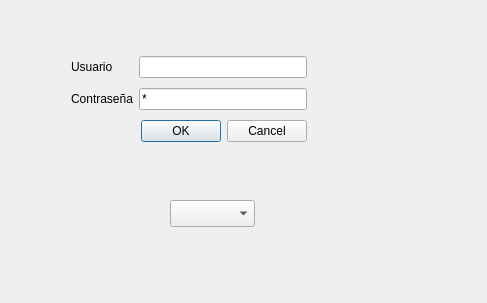
This is src/uis/autenticarse.ui in sergiomona89/qtInventory as Qt 5 draws it before an edit. The edited form follows.
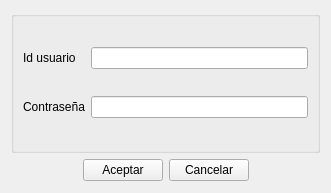
This is the edited form.

The edit to the form file:
```diff
--- a/src/uis/autenticarse.ui
+++ b/src/uis/autenticarse.ui
@@ -1,76 +1,90 @@
 <?xml version="1.0" encoding="UTF-8"?>
 <ui version="4.0">
  <class>Autenticarse</class>
- <widget class="QDialog" name="Autenticarse">
+ <widget class="QWidget" name="Autenticarse">
   <property name="geometry">
    <rect>
     <x>0</x>
     <y>0</y>
-    <width>487</width>
-    <height>303</height>
+    <width>331</width>
+    <height>193</height>
    </rect>
   </property>
   <property name="windowTitle">
-   <string>Autenticacion</string>
-  </property>
-  <widget class="QWidget" name="layoutWidget">
-   <property name="geometry">
-    <rect>
-     <x>71</x>
-     <y>52</y>
-     <width>236</width>
-     <height>95</height>
-    </rect>
+   <string>Form</string>
    </property>
    <layout class="QGridLayout" name="gridLayout">
+   <item row="0" column="0" colspan="4">
+    <widget class="QGroupBox" name="groupBox">
+     <property name="title">
+      <string/>
+     </property>
+     <layout class="QGridLayout" name="gridLayout_2">
     <item row="0" column="0">
      <widget class="QLabel" name="label">
       <property name="text">
-       <string>Usuario</string>
+         <string>Id usuario</string>
       </property>
      </widget>
     </item>
-    <item row="0" column="2">
-     <widget class="QLineEdit" name="lineEdit"/>
-    </item>
-    <item row="1" column="0" colspan="2">
+      <item row="0" column="1">
+       <widget class="QLineEdit" name="IdUsuarioLineEdit"/>
+      </item>
+      <item row="1" column="0">
      <widget class="QLabel" name="label_2">
       <property name="text">
        <string>Contraseña</string>
       </property>
      </widget>
     </item>
+      <item row="1" column="1">
+       <widget class="QLineEdit" name="ContrasenaLineEdit"/>
+      </item>
+     </layout>
+    </widget>
+   </item>
+   <item row="1" column="0">
+    <spacer name="horizontalSpacer">
+     <property name="orientation">
+      <enum>Qt::Horizontal</enum>
+     </property>
+     <property name="sizeHint" stdset="0">
+      <size>
+       <width>68</width>
+       <height>23</height>
+      </size>
+     </property>
+    </spacer>
+   </item>
+   <item row="1" column="1">
+    <widget class="QPushButton" name="AceptarPushButton">
+     <property name="text">
+      <string>Aceptar</string>
+     </property>
+    </widget>
+   </item>
     <item row="1" column="2">
-     <widget class="QLineEdit" name="lineEdit_2">
-      <property name="inputMask">
-       <string>*; </string>
+    <widget class="QPushButton" name="CancelarPushButton">
+     <property name="text">
+      <string>Cancelar</string>
       </property>
      </widget>
     </item>
-    <item row="2" column="1" colspan="2">
-     <widget class="QDialogButtonBox" name="buttonBox">
-      <property name="standardButtons">
-       <set>QDialogButtonBox::Cancel|QDialogButtonBox::Ok</set>
-      </property>
-     </widget>
+   <item row="1" column="3">
+    <spacer name="horizontalSpacer_2">
+     <property name="orientation">
+      <enum>Qt::Horizontal</enum>
+     </property>
+     <property name="sizeHint" stdset="0">
+      <size>
+       <width>67</width>
+       <height>23</height>
+      </size>
+     </property>
+    </spacer>
     </item>
    </layout>
   </widget>
-  <widget class="QComboBox" name="comboBox">
-   <property name="geometry">
-    <rect>
-     <x>170</x>
-     <y>200</y>
-     <width>85</width>
-     <height>27</height>
-    </rect>
-   </property>
-  </widget>
- </widget>
- <tabstops>
-  <tabstop>lineEdit</tabstop>
-  <tabstop>lineEdit_2</tabstop>
- </tabstops>
  <resources/>
  <connections>
   <connection>
```
Left out of the diff: 35 changed lines with no effect on the pictures. Lines whose indentation alone changed are shown as unchanged.
